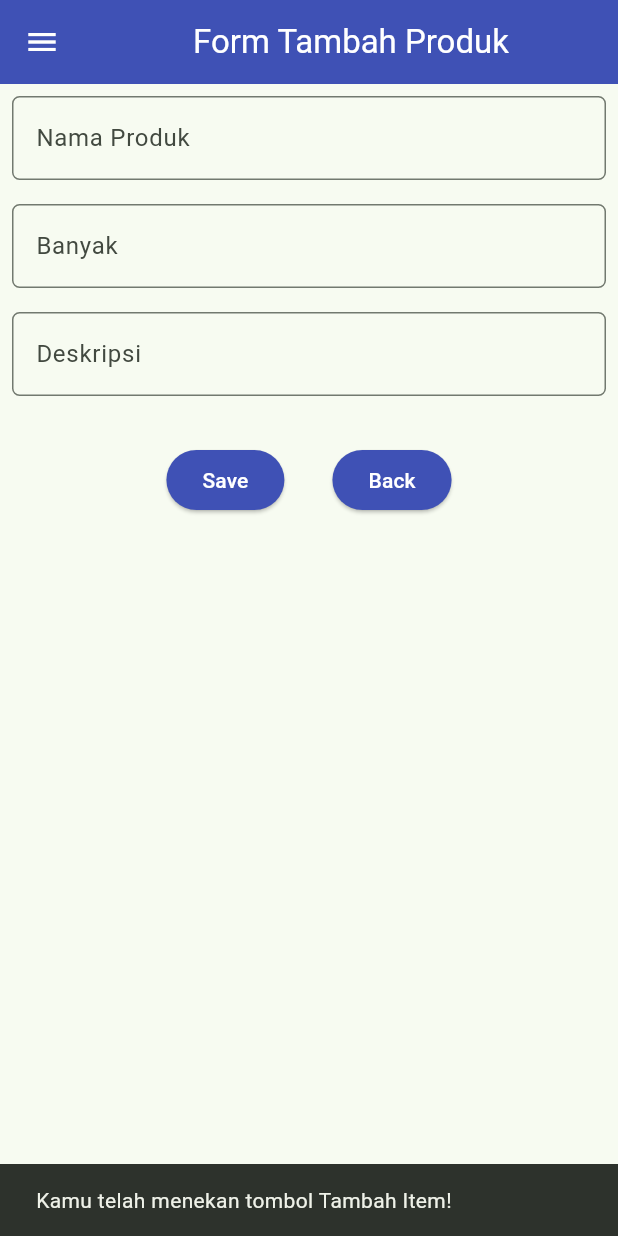
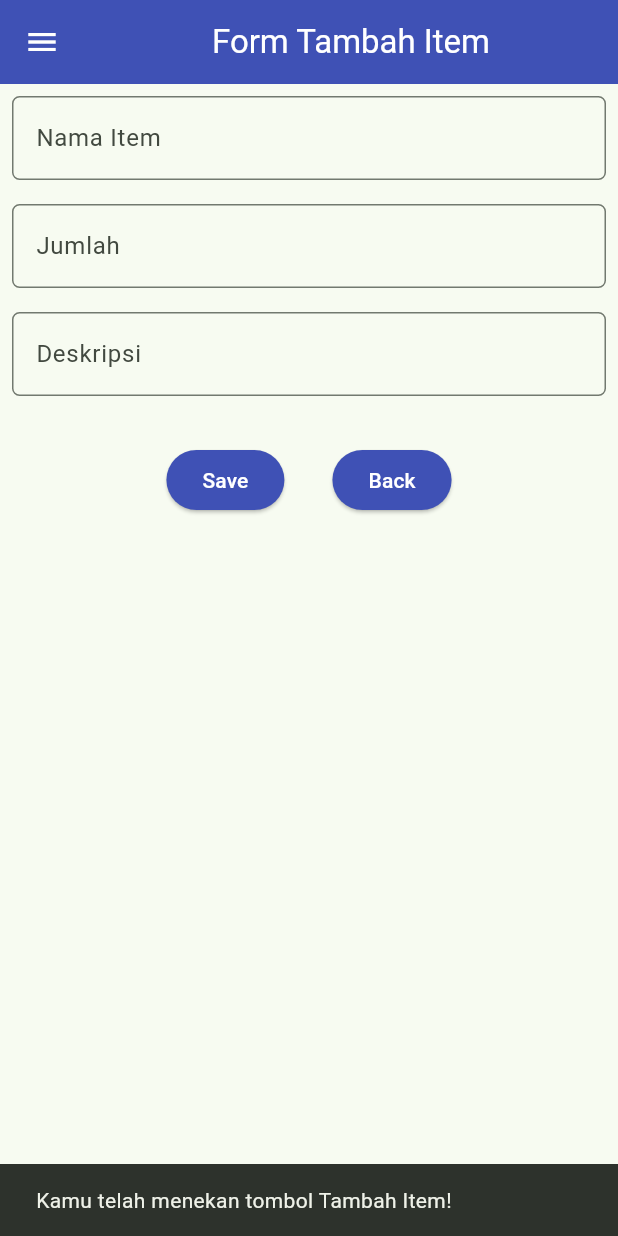
Before and after one commit to humama/inventorypbp, a Flutter app: the LeftDrawer widget shown alone on an empty page, opened directly, after a tap on "Halaman Utama", after a tap on "Tambah Item", on a phone screen of 412 x 824 dp. Run offline on Flutter 3.47's test engine with Material 2 defaults, Android fonts, the phone set to English and light mode, and no system bars.

Commit message:
commit Tugas 8

```diff
--- a/lib/screens/shoplist_form.dart
+++ b/lib/screens/inventorylist_form.dart
@@ -1,14 +1,14 @@
 import 'package:flutter/material.dart';
 import 'package:inventorypbp/widgets/left_drawer.dart';
 
-class ShopFormPage extends StatefulWidget {
-    const ShopFormPage({super.key});
+class InventoryFormPage extends StatefulWidget {
+    const InventoryFormPage({super.key});
 
     @override
-    State<ShopFormPage> createState() => _ShopFormPageState();
+    State<InventoryFormPage> createState() => _InventoryFormPageState();
 }
 
-class _ShopFormPageState extends State<ShopFormPage> {
+class _InventoryFormPageState extends State<InventoryFormPage> {
   final _formKey = GlobalKey<FormState>();
   String _name = "";
   int _amount = 0;
@@ -19,7 +19,7 @@
           appBar: AppBar(
             title: const Center(
               child: Text(
-                'Form Tambah Produk',
+                'Form Tambah Item',
               ),
             ),
             backgroundColor: Colors.indigo,
@@ -36,8 +36,8 @@
                     padding: const EdgeInsets.all(8.0),
                     child: TextFormField(
                       decoration: InputDecoration(
-                        hintText: "Nama Produk",
-                        labelText: "Nama Produk",
+                        hintText: "Nama Item",
+                        labelText: "Nama Item",
                         border: OutlineInputBorder(
                           borderRadius: BorderRadius.circular(5.0),
                         ),
@@ -59,8 +59,8 @@
                     padding: const EdgeInsets.all(8.0),
                     child: TextFormField(
                       decoration: InputDecoration(
-                        hintText: "Banyak",
-                        labelText: "Banyak",
+                        hintText: "Jumlah",
+                        labelText: "Jumlah",
                         border: OutlineInputBorder(
                           borderRadius: BorderRadius.circular(5.0),
                         ),
@@ -72,10 +72,10 @@
                       },
                       validator: (String? value) {
                         if (value == null || value.isEmpty) {
-                          return "Banyak tidak boleh kosong!";
+                          return "Jumlah tidak boleh kosong!";
                         }
                         if (int.tryParse(value) == null) {
-                          return "Banyak harus berupa angka!";
+                          return "Jumlah harus berupa angka!";
                         }
                         return null;
                       },
@@ -126,14 +126,14 @@
                                       context: context,
                                       builder: (context) {
                                         return AlertDialog(
-                                          title: const Text('Produk berhasil tersimpan'),
+                                          title: const Text('Item berhasil tersimpan'),
                                           content: SingleChildScrollView(
                                             child: Column(
                                               crossAxisAlignment:
                                                   CrossAxisAlignment.start,
                                               children: [
                                                 Text('Nama: $_name'),
-                                                Text('Banyak: $_amount'),
+                                                Text('Jumlah: $_amount'),
                                                 Text('Deskripsi: $_description'),
                                               ],
                                             ),
--- a/lib/widgets/inventory_card.dart
+++ b/lib/widgets/inventory_card.dart
@@ -1,5 +1,5 @@
 import 'package:flutter/material.dart';
-import 'package:inventorypbp/screens/shoplist_form.dart';
+import 'package:inventorypbp/screens/inventorylist_form.dart';
 
 class InventoryItem {
   final String name;
@@ -32,7 +32,7 @@
             Navigator.push(
               context,
               MaterialPageRoute(
-                builder: (context) => const ShopFormPage()
+                builder: (context) => const InventoryFormPage()
               ),
             );
           }
--- a/lib/widgets/left_drawer.dart
+++ b/lib/widgets/left_drawer.dart
@@ -1,6 +1,6 @@
 import 'package:flutter/material.dart';
 import 'package:inventorypbp/screens/menu.dart';
-import 'package:inventorypbp/screens/shoplist_form.dart';
+import 'package:inventorypbp/screens/inventorylist_form.dart';
 
 class LeftDrawer extends StatelessWidget {
   const LeftDrawer({super.key});
@@ -51,13 +51,13 @@
           ),
           ListTile(
             leading: const Icon(Icons.add_shopping_cart),
-            title: const Text('Tambah Produk'),
+            title: const Text('Tambah Item'),
             // Bagian redirection ke ShopFormPage
             onTap: () {
               Navigator.push(
                   context,
                   MaterialPageRoute(
-                    builder: (context) => const ShopFormPage(),
+                    builder: (context) => const InventoryFormPage(),
                   ));
             },
           ),
```
Also changed, not shown: 1 other file.
